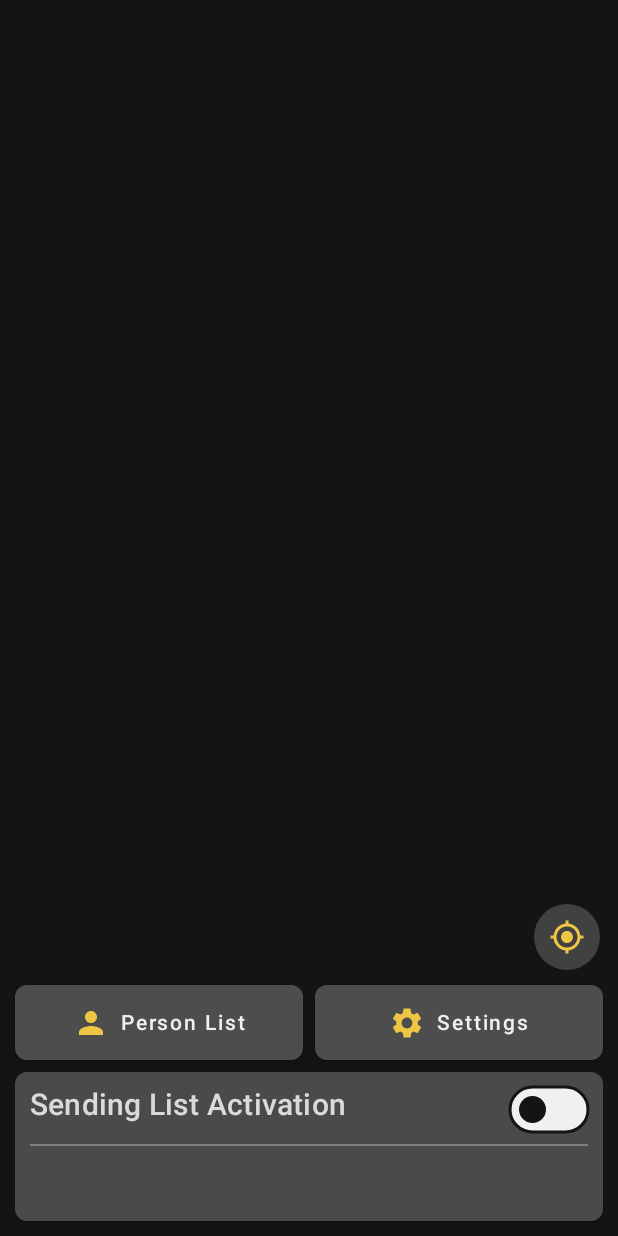
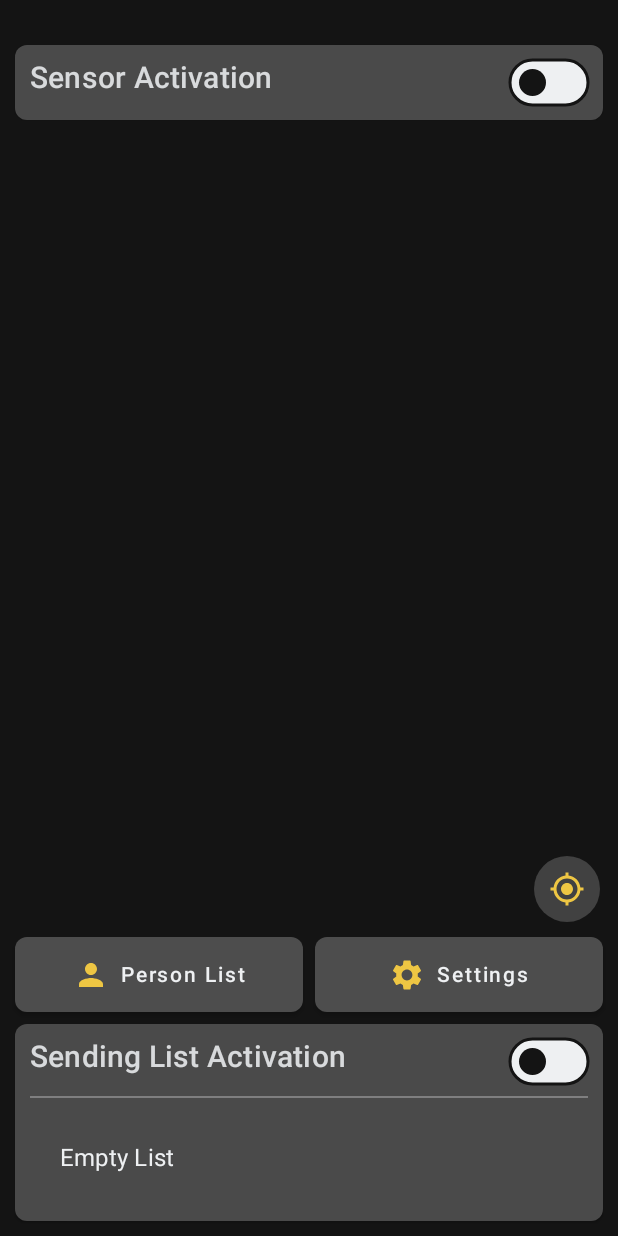
Before and after one commit to alifrn51/Fallout, an Android app built with Jetpack Compose: the composable MainScreen shown on its own in the app's theme, on a phone screen of 412 x 824 dp. Run offline under Robolectric (Android 15) with nearby library versions, the phone set to English and light mode, and no system bars; our stand-ins replace Dagger/Hilt's generated code, Room's generated code; libraries missing offline, so code that uses them is left out: com.ramcosta.composedestinations; 3 statements that could not run were skipped.

Commit message:
ui sensorActivation and on / off sensor

```diff
--- a/app/src/main/java/com/fall/fallout/presentation/component/BoxSendingListActivation.kt
+++ b/app/src/main/java/com/fall/fallout/presentation/component/BoxSendingListActivation.kt
@@ -12,6 +12,8 @@ import androidx.compose.material.icons.Icons
 import androidx.compose.material.icons.filled.Person
 import androidx.compose.runtime.Composable
 import androidx.compose.runtime.MutableState
+import androidx.compose.runtime.mutableStateOf
+import androidx.compose.runtime.remember
 import androidx.compose.ui.Alignment
 import androidx.compose.ui.Modifier
 import androidx.compose.ui.draw.blur
@@ -34,8 +36,13 @@ import com.fall.fallout.ui.theme.*
 fun BoxSendingListActivation(
     modifier: Modifier = Modifier,
     listPerson: List<Person>,
-    switchON: MutableState<Boolean>
+    switchOnChange: (Boolean) -> Unit
 ) {
+
+    val switch = remember {
+            mutableStateOf(false)
+        }
+
 
     Card(
         modifier = modifier
@@ -55,7 +62,8 @@ fun BoxSendingListActivation(
                     scale = 1f,
                     width = 52.dp,
                     height = 30.dp,
-                    switchON = switchON
+                    switchON = switch,
+                    switchOnChange = switchOnChange
                 )
             }
 
@@ -64,12 +72,14 @@ fun BoxSendingListActivation(
                 modifier = Modifier.padding(vertical = BETWEEN_PADDING)
             )
 
+            if (listPerson.isNotEmpty()){
+
                 LazyRow {
                     items(listPerson) { person ->
 
                         Column(
                             modifier = Modifier
-                            .padding(end = BETWEEN_PADDING),
+                                .padding(end = BETWEEN_PADDING , bottom = 10.dp, top = 6.dp),
                             verticalArrangement = Arrangement.Center,
                             horizontalAlignment = Alignment.CenterHorizontally
                         ) {
@@ -79,7 +89,11 @@ fun BoxSendingListActivation(
                                 Icon(
                                     modifier = Modifier
                                         .size(60.dp)
-                                    .border(width = 1.dp , color = Gray200, RoundedCornerShape(100))
+                                        .border(
+                                            width = 1.dp,
+                                            color = Gray200,
+                                            RoundedCornerShape(100)
+                                        )
                                         .padding(6.dp),
                                     imageVector = Icons.Default.Person,
                                     contentDescription = "person",
@@ -118,7 +132,17 @@ fun BoxSendingListActivation(
                     }
                 }
 
-            Spacer(modifier = Modifier.height(32.dp))
+                //Spacer(modifier = Modifier.height(32.dp))
+
+            }else{
+                Text(
+                    modifier = Modifier.padding(LARGE_PADDING),
+                    text = "Empty List",
+                    style = MaterialTheme.typography.subtitle1,
+                    color = MaterialTheme.colors.onSurface
+                )
+            }
+
 
         }
 
--- /dev/null
+++ b/app/src/main/java/com/fall/fallout/presentation/component/BoxSensorActivation.kt
@@ -0,0 +1,55 @@
+package com.fall.fallout.presentation.component
+
+import androidx.compose.foundation.layout.Column
+import androidx.compose.foundation.layout.Row
+import androidx.compose.foundation.layout.fillMaxWidth
+import androidx.compose.foundation.layout.padding
+import androidx.compose.foundation.shape.RoundedCornerShape
+import androidx.compose.material.Card
+import androidx.compose.material.MaterialTheme
+import androidx.compose.material.Text
+import androidx.compose.runtime.Composable
+import androidx.compose.runtime.MutableState
+import androidx.compose.runtime.mutableStateOf
+import androidx.compose.runtime.remember
+import androidx.compose.ui.Modifier
+import androidx.compose.ui.unit.dp
+import com.fall.fallout.domain.model.Person
+import com.fall.fallout.ui.theme.CARD_ITEM_ROUNDED
+import com.fall.fallout.ui.theme.SMALL_PADDING
+
+@Composable
+fun BoxSensorActivation(
+    modifier: Modifier = Modifier,
+    switchOnChange: (Boolean) -> Unit
+) {
+    val switch = remember {
+            mutableStateOf(false)
+        }
+
+
+
+    Card(
+        modifier = modifier
+            .fillMaxWidth(),
+        shape = RoundedCornerShape(CARD_ITEM_ROUNDED)
+    ) {
+
+
+        Row(
+            modifier = Modifier.padding(SMALL_PADDING)
+        ) {
+
+            Text(modifier = Modifier.weight(1f), text = "Sensor Activation", style = MaterialTheme.typography.h6)
+
+            CustomSwitch(
+                scale = 1f,
+                width = 52.dp,
+                height = 30.dp,
+                switchON = switch,
+                switchOnChange = switchOnChange
+            )
+        }
+    }
+
+}
--- a/app/src/main/java/com/fall/fallout/presentation/component/CustomSwitch.kt
+++ b/app/src/main/java/com/fall/fallout/presentation/component/CustomSwitch.kt
@@ -40,7 +40,8 @@ fun CustomSwitch(
     checkedBackgroundSwitch: Color = MaterialTheme.colors.primary,
     uncheckedBackgroundSwitch: Color = White,
     gapBetweenThumbAndTrackEdge: Dp = 6.dp,
-    switchON: MutableState<Boolean>
+    switchON: MutableState<Boolean>,
+    switchOnChange: (Boolean) -> Unit
 ) {
 
 
@@ -63,6 +64,7 @@ fun CustomSwitch(
                     onTap = {
                         // This is called when the user taps on the canvas
                         switchON.value = !switchON.value
+                        switchOnChange(switchON.value)
                     }
                 )
             }
--- a/app/src/main/java/com/fall/fallout/presentation/screen/main/MainEvent.kt
+++ b/app/src/main/java/com/fall/fallout/presentation/screen/main/MainEvent.kt
@@ -6,6 +6,5 @@ sealed class MainEvent{
 
     data class UpdateLocation(var latLong: LatLng): MainEvent()
 
-    data class CurrentLocation(var latLong: LatLng) : MainEvent()
-
+    data class SensorActivation(var isEnable: Boolean): MainEvent()
 }
--- a/app/src/main/java/com/fall/fallout/presentation/screen/main/MainScreen.kt
+++ b/app/src/main/java/com/fall/fallout/presentation/screen/main/MainScreen.kt
@@ -3,10 +3,10 @@ package com.fall.fallout.presentation.screen.main
 import android.Manifest
 import android.app.Activity.RESULT_OK
 import android.content.Context
+import android.content.Intent
 import android.content.res.Configuration.UI_MODE_NIGHT_YES
 import android.location.LocationManager
 import android.os.Build
-import android.util.Log
 import androidx.activity.compose.rememberLauncherForActivityResult
 import androidx.activity.result.contract.ActivityResultContracts
 import androidx.annotation.RequiresApi
@@ -35,6 +35,7 @@ import androidx.lifecycle.Lifecycle
 import androidx.lifecycle.LifecycleEventObserver
 import androidx.lifecycle.lifecycleScope
 import com.fall.fallout.presentation.component.BoxSendingListActivation
+import com.fall.fallout.presentation.component.BoxSensorActivation
 import com.fall.fallout.presentation.component.ButtonBluer
 import com.fall.fallout.presentation.screen.destinations.PersonListScreenDestination
 import com.fall.fallout.presentation.screen.destinations.SettingsScreenDestination
@@ -43,6 +44,7 @@ import com.fall.fallout.ui.theme.FalloutTheme
 import com.fall.fallout.ui.theme.SMALL_PADDING
 import com.fall.fallout.utils.isPermanentlyDenied
 import com.fall.fallout.utils.serviceLocation.DefaultLocationClient
+import com.fall.fallout.utils.serviceLocation.LocationService
 import com.google.accompanist.permissions.ExperimentalPermissionsApi
 import com.google.accompanist.permissions.rememberMultiplePermissionsState
 import com.google.android.gms.location.LocationServices
@@ -74,9 +76,6 @@ fun MainScreen(
 
     val state = viewModel.state.value
 
-    val switchON = remember {
-        mutableStateOf(false)
-    }
 
     val uiSettings = remember {
         MapUiSettings(zoomControlsEnabled = false, myLocationButtonEnabled = false)
@@ -131,14 +130,15 @@ fun MainScreen(
                     permissionState.launchMultiplePermissionRequest()
 
                     if (permissionFindLocationGranted &&
-                            permissionCoarseLocationGranted) {
-                            locationClient.turnOnGPS { intentSenderRequest ->
+                        permissionCoarseLocationGranted
+                    ) {
+                        locationClient.turnOnGPS { intentSenderRequest ->
 
-                                settingResultRequest.launch(intentSenderRequest)
+                            settingResultRequest.launch(intentSenderRequest)
 
-                            }.onEach { enable ->
-                                gpsState.value = enable
-                            }.launchIn(coroutineScope)
+                        }.onEach { enable ->
+                            gpsState.value = enable
+                        }.launchIn(coroutineScope)
 
                     }
 
@@ -222,7 +222,8 @@ fun MainScreen(
         ) {
 
 
-            val locationManager = context.getSystemService(Context.LOCATION_SERVICE) as LocationManager
+            val locationManager =
+                context.getSystemService(Context.LOCATION_SERVICE) as LocationManager
             val isGpsEnabled = locationManager.isProviderEnabled(LocationManager.GPS_PROVIDER)
 
             if (gpsState.value || isGpsEnabled) {
@@ -256,17 +257,20 @@ fun MainScreen(
 
 
 
+        BoxSensorActivation(
+            modifier = Modifier
+                .fillMaxWidth()
+                .padding(start = SMALL_PADDING, end = SMALL_PADDING, top = 30.dp, bottom = 0.dp)
+                .align(Alignment.TopCenter),
+            switchOnChange = {
+                viewModel.onEvent(MainEvent.SensorActivation(it))
+            }
+        )
 
 
 
-        state.latLong?.let {
-            cameraPositionState.position = CameraPosition.fromLatLngZoom(
-                LatLng(
-                    it.latitude,
-                    it.longitude
-                ), 16f
-            )
-        }
+
+
 
 
         Column(
@@ -282,12 +286,7 @@ fun MainScreen(
                 IconButton(onClick = {
 
 
-                    /*Intent(context, LocationService::class.java).apply {
-                        action = LocationService.ACTION_START
-                        context.startService(this)
-                    }*/
-
-                    if (!gpsState.value){
+                    if (!gpsState.value) {
                         coroutineScope.launch {
 
 
@@ -300,7 +299,7 @@ fun MainScreen(
                             }.launchIn(this)
 
                         }
-                    }else {
+                    } else {
                         state.latLong?.let {
                             cameraPositionState.position = CameraPosition.fromLatLngZoom(
                                 LatLng(
@@ -310,7 +309,6 @@ fun MainScreen(
                             )
                         }
                     }
-
 
 
                 }) {
@@ -358,9 +356,29 @@ fun MainScreen(
 
             Spacer(modifier = Modifier.height(BETWEEN_PADDING))
 
-            BoxSendingListActivation(listPerson = state.persons, switchON = switchON)
+            BoxSendingListActivation(listPerson = state.persons){
+
+            }
         }
 
+    }
+
+
+
+    state.latLong?.let {
+        cameraPositionState.position = CameraPosition.fromLatLngZoom(
+            LatLng(
+                it.latitude,
+                it.longitude
+            ), 16f
+        )
+    }
+
+    state.switchSensor.let {
+        Intent(context, LocationService::class.java).apply {
+            action = if (it) LocationService.ACTION_START else LocationService.ACTION_STOP
+            context.startService(this)
+        }
     }
 
 
--- a/app/src/main/java/com/fall/fallout/presentation/screen/main/MainState.kt
+++ b/app/src/main/java/com/fall/fallout/presentation/screen/main/MainState.kt
@@ -11,7 +11,9 @@ data class MainState(
         mapStyleOptions = MapStyleOptions(MapStyle.json),
         isMyLocationEnabled = true,
     ),
-    val persons:List<Person> = emptyList(),
-    val latLong: LatLng? = null
+    val persons: List<Person> = emptyList(),
+    val latLong: LatLng? = null,
+    val switchSensor: Boolean = false,
+    val switchContact: Boolean = false
 
 )
--- a/app/src/main/java/com/fall/fallout/presentation/screen/main/MainViewModel.kt
+++ b/app/src/main/java/com/fall/fallout/presentation/screen/main/MainViewModel.kt
@@ -39,6 +39,11 @@ class MainViewModel @Inject constructor(
                     latLong = event.latLong
                 )
             }
+            is MainEvent.SensorActivation -> {
+                _state.value = state.value.copy(
+                    switchSensor = event.isEnable
+                )
+            }
 
         }
     }
```
Also changed, not shown: app/src/main/java/com/fall/fallout/presentation/screen/person/PersonListScreen.kt (+33 -5 lines), app/src/main/res/drawable/img_box.png (added). Lines whose indentation alone changed are shown as unchanged.
